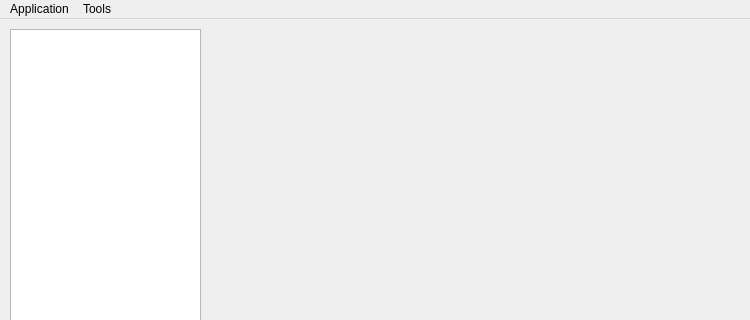
Old version of the form view/MainWindow.ui in the repository mpetrak/fw-filter; both pictures show x 0 to 750 and y 0 to 320 of the 750 by 644 pixel window.
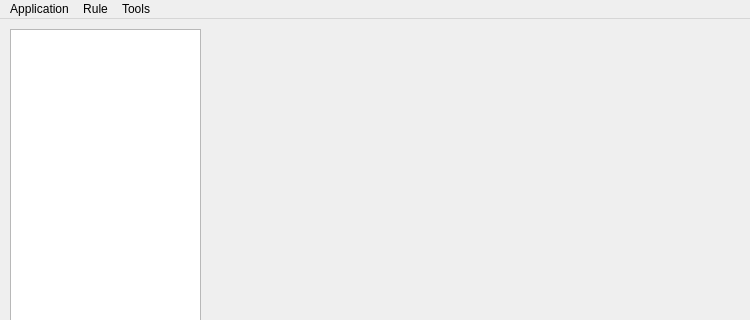
New version of the form.

Commit message: Menu with rule actions - new, save, delete

Diff of the .ui file:
```diff
--- a/view/MainWindow.ui
+++ b/view/MainWindow.ui
@@ -109,7 +109,16 @@
     <addaction name="separator"/>
     <addaction name="actionClose"/>
    </widget>
+   <widget class="QMenu" name="menuRule">
+    <property name="title">
+     <string>Rule</string>
+    </property>
+    <addaction name="actionNew"/>
+    <addaction name="actionDelete"/>
+    <addaction name="actionSave_rule"/>
+   </widget>
    <addaction name="menuApplication"/>
+   <addaction name="menuRule"/>
    <addaction name="menuTools"/>
   </widget>
   <widget class="QStatusBar" name="statusbar"/>
```
Left out of the diff: 23 changed lines with no effect on the pictures. The commit also changes 5 other files.
